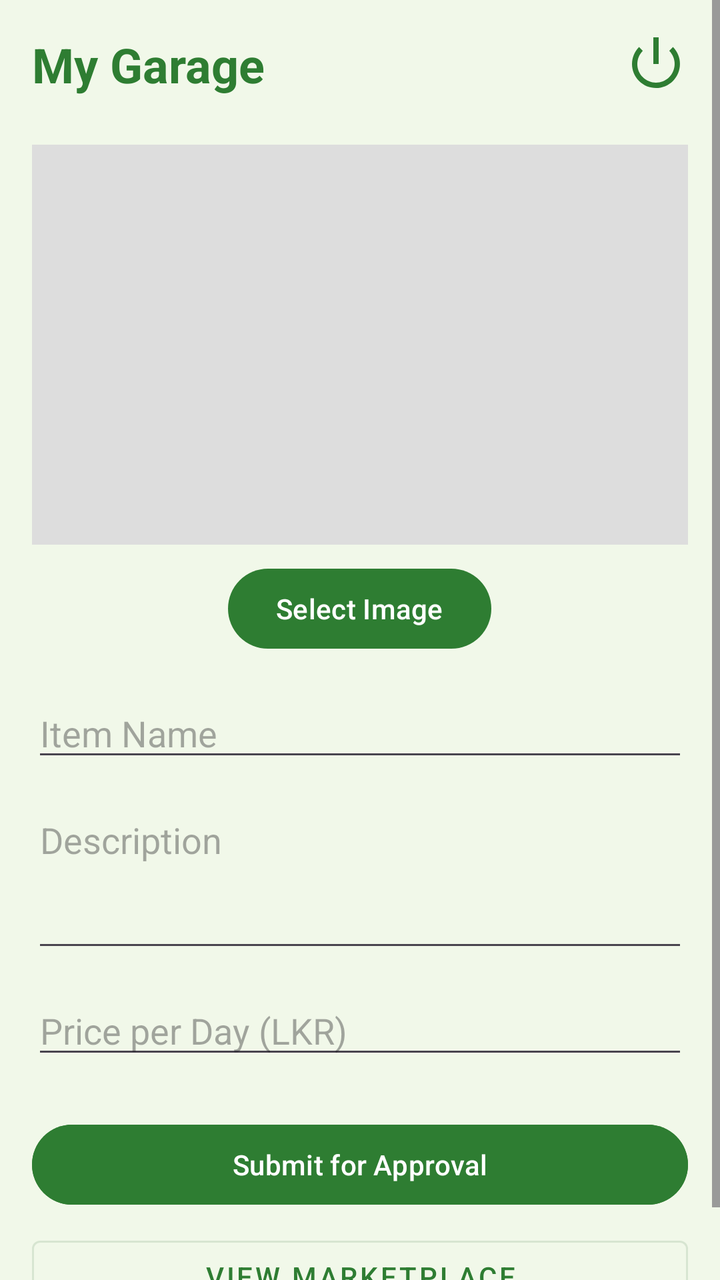
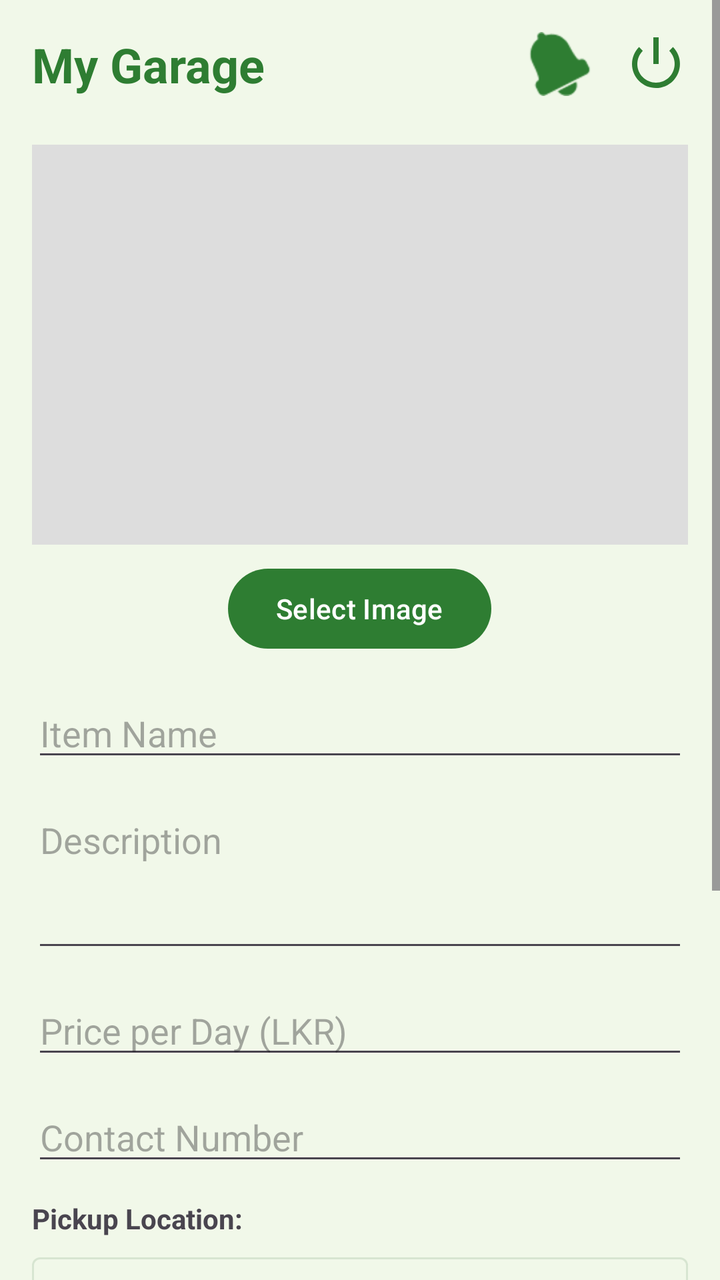

Before-and-after screenshots of an Android layout around one commit, followed by the original layout XML and the change that was made.
<!-- AndroidManifest.xml: application theme Theme.TripBadu -->
<!-- res/layout/activity_vip_dashboard.xml -->
<?xml version="1.0" encoding="utf-8"?>
<ScrollView xmlns:android="http://schemas.android.com/apk/res/android"
    xmlns:app="http://schemas.android.com/apk/res-auto"
    android:layout_width="match_parent"
    android:layout_height="match_parent"
    android:background="@color/background">

    <LinearLayout
        android:layout_width="match_parent"
        android:layout_height="wrap_content"
        android:orientation="vertical"
        android:padding="16dp">

        <RelativeLayout
            android:layout_width="match_parent"
            android:layout_height="wrap_content"
            android:layout_marginBottom="24dp">

            <TextView
                android:layout_width="wrap_content"
                android:layout_height="wrap_content"
                android:text="My Garage"
                android:textSize="24sp"
                android:textStyle="bold"
                android:textColor="@color/primary" />

            <ImageView
                android:id="@+id/ivVipLogout"
                android:layout_width="32dp"
                android:layout_height="32dp"
                android:src="@android:drawable/ic_lock_power_off"
                android:contentDescription="Logout"
                android:layout_alignParentEnd="true"
                android:layout_centerVertical="true"
                app:tint="@color/primary"
                android:clickable="true"
                android:focusable="true"
                android:background="?attr/selectableItemBackgroundBorderless"/>
        </RelativeLayout>

        <ImageView
            android:id="@+id/ivAdPreview"
            android:layout_width="match_parent"
            android:layout_height="200dp"
            android:scaleType="centerCrop"
            android:background="#DDDDDD"
            android:layout_marginBottom="8dp"
            android:contentDescription="Gear Preview"/>

        <Button
            android:id="@+id/btnSelectImage"
            android:layout_width="wrap_content"
            android:layout_height="wrap_content"
            android:text="Select Image"
            android:layout_gravity="center_horizontal"
            android:layout_marginBottom="16dp"/>

        <EditText
            android:id="@+id/etAdName"
            android:layout_width="match_parent"
            android:layout_height="wrap_content"
            android:hint="Item Name"
            android:layout_marginBottom="12dp"/>

        <EditText
            android:id="@+id/etAdDesc"
            android:layout_width="match_parent"
            android:layout_height="wrap_content"
            android:hint="Description"
            android:minLines="3"
            android:gravity="top"
            android:layout_marginBottom="12dp"/>

        <EditText
            android:id="@+id/etAdPrice"
            android:layout_width="match_parent"
            android:layout_height="wrap_content"
            android:hint="Price per Day (LKR)"
            android:inputType="numberDecimal"
            android:layout_marginBottom="24dp"/>

        <Button
            android:id="@+id/btnSubmitAd"
            android:layout_width="match_parent"
            android:layout_height="wrap_content"
            android:text="Submit for Approval"
            android:backgroundTint="@color/primary"/>

        <Button
            android:id="@+id/btnGoHome"
            android:layout_width="match_parent"
            android:layout_height="wrap_content"
            android:text="View Marketplace"
            style="@style/Widget.MaterialComponents.Button.OutlinedButton"
            android:layout_marginTop="8dp"/>

    </LinearLayout>
</ScrollView>
<!-- resources referenced by this layout -->
<resources>
  <color name="background">#F1F8E9</color>
  <color name="primary">#2E7D32</color>
  <style name="Theme.TripBadu" parent="Base.Theme.TripBadu" />
  <style name="Base.Theme.TripBadu" parent="Theme.Material3.DayNight.NoActionBar">
          
          <item name="colorPrimary">@color/primary</item>
          <item name="colorPrimaryVariant">@color/primary_variant</item>
          <item name="colorOnPrimary">@color/on_primary</item>
          <item name="colorSecondary">@color/secondary</item>
          <item name="colorSecondaryVariant">@color/secondary_variant</item>
          <item name="colorOnSecondary">@color/on_secondary</item>
          <item name="android:windowBackground">@color/background</item>
          <item name="colorSurface">@color/surface</item>
          <item name="colorOnSurface">@color/on_surface</item>
      </style>
  <color name="primary_variant">#1B5E20</color>
  <color name="on_primary">#FFFFFF</color>
  <color name="secondary">#81C784</color>
  <color name="secondary_variant">#4CAF50</color>
  <color name="on_secondary">#000000</color>
  <color name="surface">#FFFFFF</color>
  <color name="on_surface">#1B5E20</color>
</resources>

<!-- the commit's change to res/layout/activity_vip_dashboard.xml (unified diff, before → after) -->
@@ -24,18 +24,36 @@
                 android:textStyle="bold"
                 android:textColor="@color/primary" />
 
-            <ImageView
-                android:id="@+id/ivVipLogout"
-                android:layout_width="32dp"
-                android:layout_height="32dp"
-                android:src="@android:drawable/ic_lock_power_off"
-                android:contentDescription="Logout"
+            <LinearLayout
+                android:layout_width="wrap_content"
+                android:layout_height="wrap_content"
+                android:orientation="horizontal"
                 android:layout_alignParentEnd="true"
-                android:layout_centerVertical="true"
-                app:tint="@color/primary"
-                android:clickable="true"
-                android:focusable="true"
-                android:background="?attr/selectableItemBackgroundBorderless"/>
+                android:layout_centerVertical="true">
+
+                <ImageView
+                    android:id="@+id/ivNotifications"
+                    android:layout_width="32dp"
+                    android:layout_height="32dp"
+                    android:src="@android:drawable/ic_popup_reminder"
+                    android:contentDescription="Notifications"
+                    app:tint="@color/primary"
+                    android:clickable="true"
+                    android:focusable="true"
+                    android:layout_marginEnd="16dp"
+                    android:background="?attr/selectableItemBackgroundBorderless"/>
+
+                <ImageView
+                    android:id="@+id/ivVipLogout"
+                    android:layout_width="32dp"
+                    android:layout_height="32dp"
+                    android:src="@android:drawable/ic_lock_power_off"
+                    android:contentDescription="Logout"
+                    app:tint="@color/primary"
+                    android:clickable="true"
+                    android:focusable="true"
+                    android:background="?attr/selectableItemBackgroundBorderless"/>
+            </LinearLayout>
         </RelativeLayout>
 
         <ImageView
@@ -77,22 +95,80 @@
             android:layout_height="wrap_content"
             android:hint="Price per Day (LKR)"
             android:inputType="numberDecimal"
-            android:layout_marginBottom="24dp"/>
+            android:layout_marginBottom="12dp"/>
+
+        <EditText
+            android:id="@+id/etAdContact"
+            android:layout_width="match_parent"
+            android:layout_height="wrap_content"
+            android:hint="Contact Number"
+            android:inputType="phone"
+            android:layout_marginBottom="12dp"/>
+
+        <TextView
+            android:layout_width="wrap_content"
+            android:layout_height="wrap_content"
+            android:text="Pickup Location:"
+            android:textStyle="bold"
+            android:layout_marginBottom="4dp"/>
+
+        <Button
+            android:id="@+id/btnPickLocation"
+            style="@style/Widget.MaterialComponents.Button.OutlinedButton"
+            android:layout_width="match_parent"
+            android:layout_height="wrap_content"
+            android:text="Pick Location from Map"
+            android:layout_marginBottom="8dp"/>
+
+        <LinearLayout
+            android:layout_width="match_parent"
+            android:layout_height="wrap_content"
+            android:orientation="horizontal"
+            android:layout_marginBottom="24dp">
+
+            <EditText
+                android:id="@+id/etAdLat"
+                android:layout_width="0dp"
+                android:layout_height="wrap_content"
+                android:layout_weight="1"
+                android:hint="Latitude"
+                android:inputType="numberSigned|numberDecimal"
+                android:layout_marginEnd="4dp"
+                android:enabled="false"/>
+
+            <EditText
+                android:id="@+id/etAdLng"
+                android:layout_width="0dp"
+                android:layout_height="wrap_content"
+                android:layout_weight="1"
+                android:hint="Longitude"
+                android:inputType="numberSigned|numberDecimal"
+                android:layout_marginStart="4dp"
+                android:enabled="false"/>
+        </LinearLayout>
 
         <Button
             android:id="@+id/btnSubmitAd"
             android:layout_width="match_parent"
             android:layout_height="wrap_content"
             android:text="Submit for Approval"
-            android:backgroundTint="@color/primary"/>
+            android:backgroundTint="@color/primary"
+            android:layout_marginBottom="8dp"/>
+
+        <Button
+            android:id="@+id/btnManageMyAds"
+            android:layout_width="match_parent"
+            android:layout_height="wrap_content"
+            android:text="Manage My Ads"
+            style="@style/Widget.MaterialComponents.Button.OutlinedButton"
+            android:layout_marginBottom="8dp"/>
 
         <Button
             android:id="@+id/btnGoHome"
             android:layout_width="match_parent"
             android:layout_height="wrap_content"
             android:text="View Marketplace"
-            style="@style/Widget.MaterialComponents.Button.OutlinedButton"
-            android:layout_marginTop="8dp"/>
+            style="@style/Widget.MaterialComponents.Button.TextButton"/>
 
     </LinearLayout>
 </ScrollView>
